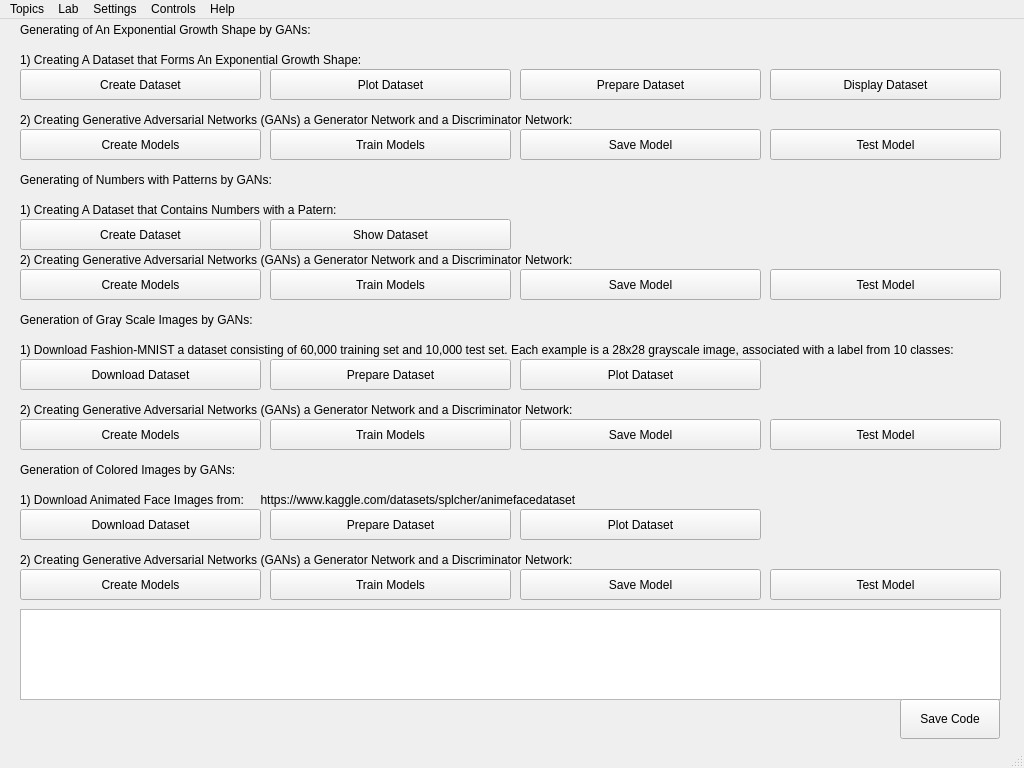
This is ui.ui in mehrdadeahady/CV_with_ML_and_DL_and_GANs as Qt 5 draws it before an edit. The edited form follows.
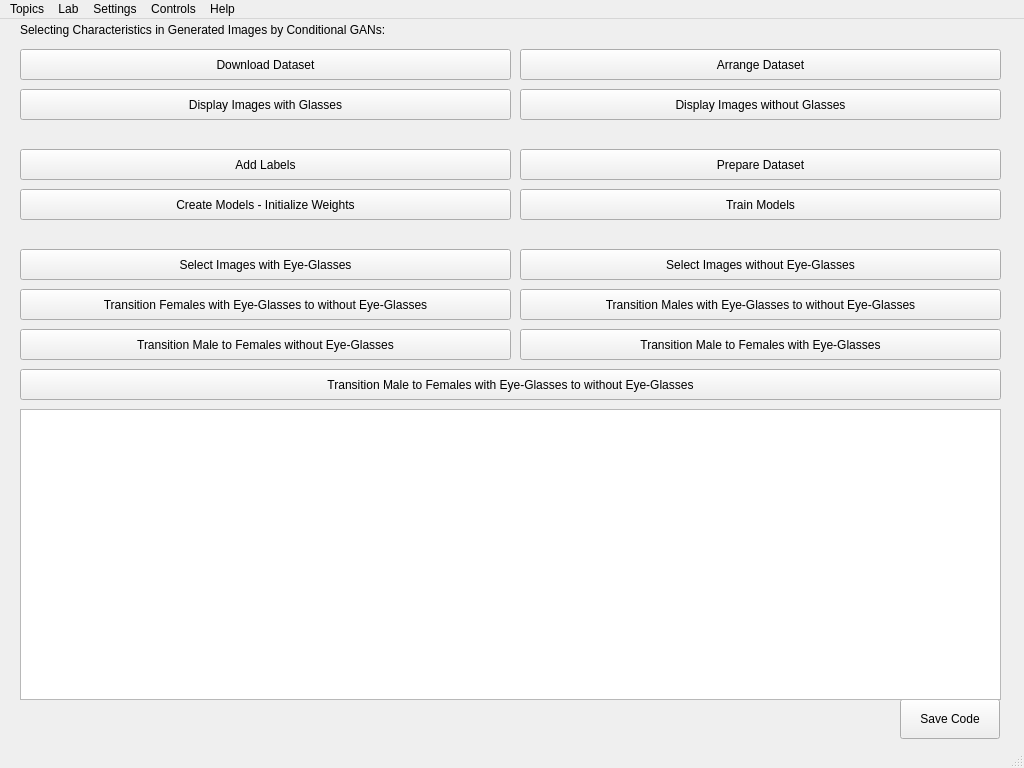
This is the edited form. Icons and pictures are not drawn.

Commit message: UI for Conditional GANs Added.

What changed in the file:
```diff
--- a/ui.ui
+++ b/ui.ui
@@ -100,7 +100,7 @@
      </size>
     </property>
     <property name="currentIndex">
-     <number>8</number>
+     <number>9</number>
     </property>
     <widget class="QWidget" name="page_ImagesAndColorsManipulationsAndOprations">
      <property name="sizePolicy">
@@ -5470,6 +5470,239 @@
       </property>
      </widget>
     </widget>
+    <widget class="QWidget" name="page_ConditionalGANs">
+     <widget class="QPushButton" name="pushButton_SaveCode_ConditionalGANs">
+      <property name="geometry">
+       <rect>
+        <x>890</x>
+        <y>680</y>
+        <width>100</width>
+        <height>40</height>
+       </rect>
+      </property>
+      <property name="text">
+       <string>Save Code</string>
+      </property>
+     </widget>
+     <widget class="QLabel" name="label_Shape_ConditionalGANs">
+      <property name="geometry">
+       <rect>
+        <x>10</x>
+        <y>0</y>
+        <width>981</width>
+        <height>21</height>
+       </rect>
+      </property>
+      <property name="text">
+       <string>Selecting Characteristics in Generated Images by Conditional GANs:</string>
+      </property>
+     </widget>
+     <widget class="QTextBrowser" name="textBrowser_ConditionalGANs">
+      <property name="geometry">
+       <rect>
+        <x>10</x>
+        <y>390</y>
+        <width>981</width>
+        <height>291</height>
+       </rect>
+      </property>
+     </widget>
+     <widget class="QPushButton" name="pushButton_DownloadDataset_ConditionalGANs">
+      <property name="geometry">
+       <rect>
+        <x>10</x>
+        <y>30</y>
+        <width>491</width>
+        <height>31</height>
+       </rect>
+      </property>
+      <property name="text">
+       <string>Download Dataset</string>
+      </property>
+     </widget>
+     <widget class="QPushButton" name="pushButton_ArrangeDataset_ConditionalGANs">
+      <property name="geometry">
+       <rect>
+        <x>510</x>
+        <y>30</y>
+        <width>481</width>
+        <height>31</height>
+       </rect>
+      </property>
+      <property name="text">
+       <string>Arrange Dataset</string>
+      </property>
+     </widget>
+     <widget class="QPushButton" name="pushButton_DisplayImagesWithGlasses_ConditionalGANs">
+      <property name="geometry">
+       <rect>
+        <x>10</x>
+        <y>70</y>
+        <width>491</width>
+        <height>31</height>
+       </rect>
+      </property>
+      <property name="text">
+       <string>Display Images with Glasses</string>
+      </property>
+     </widget>
+     <widget class="QPushButton" name="pushButton_DisplayImagesWithoutGlasses_ConditionalGANs">
+      <property name="geometry">
+       <rect>
+        <x>510</x>
+        <y>70</y>
+        <width>481</width>
+        <height>31</height>
+       </rect>
+      </property>
+      <property name="text">
+       <string>Display Images without Glasses</string>
+      </property>
+     </widget>
+     <widget class="QPushButton" name="pushButton_CreateModels_ConditionalGANs">
+      <property name="geometry">
+       <rect>
+        <x>10</x>
+        <y>170</y>
+        <width>491</width>
+        <height>31</height>
+       </rect>
+      </property>
+      <property name="text">
+       <string>Create Models - Initialize Weights</string>
+      </property>
+     </widget>
+     <widget class="QPushButton" name="pushButton_PrepareDataset_ConditionalGANs">
+      <property name="geometry">
+       <rect>
+        <x>510</x>
+        <y>130</y>
+        <width>481</width>
+        <height>31</height>
+       </rect>
+      </property>
+      <property name="text">
+       <string>Prepare Dataset</string>
+      </property>
+     </widget>
+     <widget class="QPushButton" name="pushButton_AddLabels_ConditionalGANs">
+      <property name="geometry">
+       <rect>
+        <x>10</x>
+        <y>130</y>
+        <width>491</width>
+        <height>31</height>
+       </rect>
+      </property>
+      <property name="text">
+       <string>Add Labels</string>
+      </property>
+     </widget>
+     <widget class="QPushButton" name="pushButton_TrainModels_ConditionalGANs">
+      <property name="geometry">
+       <rect>
+        <x>510</x>
+        <y>170</y>
+        <width>481</width>
+        <height>31</height>
+       </rect>
+      </property>
+      <property name="text">
+       <string>Train Models</string>
+      </property>
+     </widget>
+     <widget class="QPushButton" name="pushButton_SelectImagesWithEyeGlasses_ConditionalGANs">
+      <property name="geometry">
+       <rect>
+        <x>10</x>
+        <y>230</y>
+        <width>491</width>
+        <height>31</height>
+       </rect>
+      </property>
+      <property name="text">
+       <string>Select Images with Eye-Glasses</string>
+      </property>
+     </widget>
+     <widget class="QPushButton" name="pushButton_SelectImagesWithoutEyeGlasses_ConditionalGANs">
+      <property name="geometry">
+       <rect>
+        <x>510</x>
+        <y>230</y>
+        <width>481</width>
+        <height>31</height>
+       </rect>
+      </property>
+      <property name="text">
+       <string>Select Images without Eye-Glasses</string>
+      </property>
+     </widget>
+     <widget class="QPushButton" name="pushButton_TransitionFemalesWithEyeGlassesToWithoutEyeGlasses_ConditionalGANs">
+      <property name="geometry">
+       <rect>
+        <x>10</x>
+        <y>270</y>
+        <width>491</width>
+        <height>31</height>
+       </rect>
+      </property>
+      <property name="text">
+       <string>Transition Females with Eye-Glasses to without Eye-Glasses</string>
+      </property>
+     </widget>
+     <widget class="QPushButton" name="pushButton_TransitionMalesWithEyeGlassesToWithoutEyeGlasses_ConditionalGANs">
+      <property name="geometry">
+       <rect>
+        <x>510</x>
+        <y>270</y>
+        <width>481</width>
+        <height>31</height>
+       </rect>
+      </property>
+      <property name="text">
+       <string>Transition Males with Eye-Glasses to without Eye-Glasses</string>
+      </property>
+     </widget>
+     <widget class="QPushButton" name="pushButton_TransitionMaleToFemalesWithoutEyeGlasses_ConditionalGANs">
+      <property name="geometry">
+       <rect>
+        <x>10</x>
+        <y>310</y>
+        <width>491</width>
+        <height>31</height>
+       </rect>
+      </property>
+      <property name="text">
+       <string>Transition Male to Females without Eye-Glasses</string>
+      </property>
+     </widget>
+     <widget class="QPushButton" name="pushButton_TransitionMaleToFemalesWithEyeGlasses_ConditionalGANs">
+      <property name="geometry">
+       <rect>
+        <x>510</x>
+        <y>310</y>
+        <width>481</width>
+        <height>31</height>
+       </rect>
+      </property>
+      <property name="text">
+       <string>Transition Male to Females with Eye-Glasses</string>
+      </property>
+     </widget>
+     <widget class="QPushButton" name="pushButton_TransitionMaleToFemalesWithEyeGlassesToWithoutEyeGlasses_ConditionalGANs">
+      <property name="geometry">
+       <rect>
+        <x>10</x>
+        <y>350</y>
+        <width>981</width>
+        <height>31</height>
+       </rect>
+      </property>
+      <property name="text">
+       <string>Transition Male to Females with Eye-Glasses to without Eye-Glasses</string>
+      </property>
+     </widget>
+    </widget>
     <widget class="QWidget" name="page_AboutAuthorDeveloper">
      <widget class="QTextBrowser" name="textBrowser_AboutAuthorDeveloper">
       <property name="geometry">
```
Left out of the diff: 8 changed lines with no effect on the pictures. The commit also changes 4 other files.
